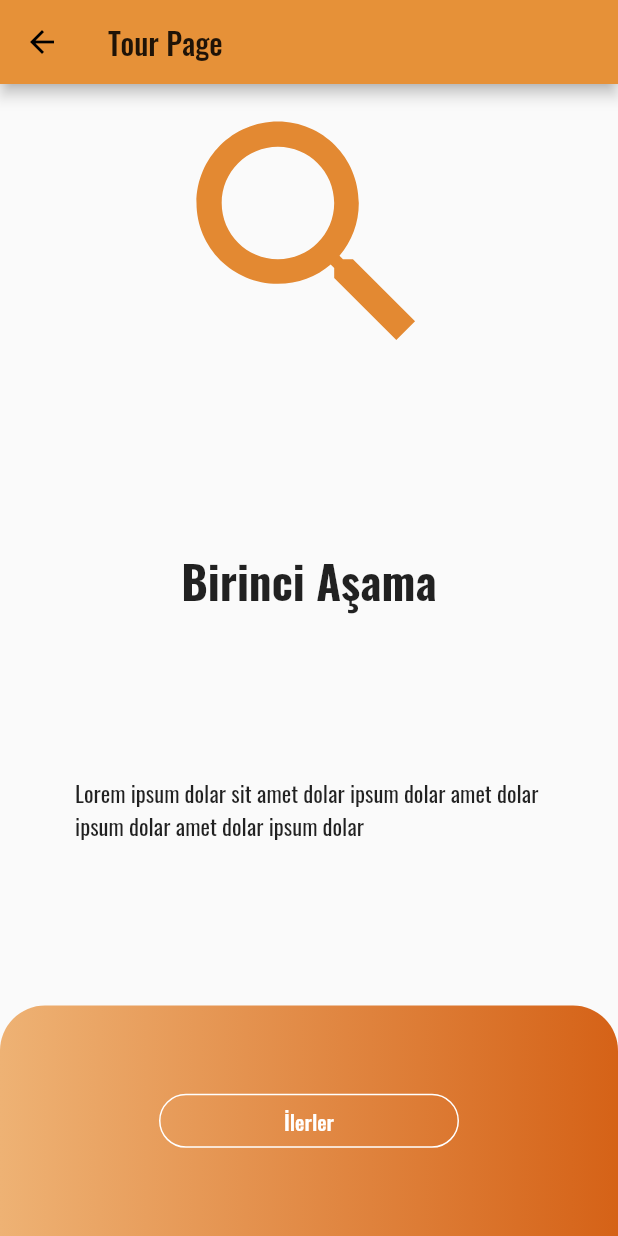
After one commit to AtillaPehlivan/soru-cevap-app, a Flutter app: the screen it shows once a user with an empty profile is signed in, after a tap on "Go Tour", on a phone screen of 412 x 824 dp. The commit adds this screen. Run offline on Flutter 3.47's test engine with Material 2 defaults, Android fonts, the phone set to English and light mode, and no system bars; our stand-ins replace firebase_auth, flutter_mobx, get_it, hive, mobx, progress_dialog; accounts and stored records are empty; generated files the repository leaves out were written again.

Commit message:
tour basic completed

```diff
--- a/lib/locator.dart
+++ b/lib/locator.dart
@@ -1,13 +1,16 @@
 import 'package:firebase_auth/firebase_auth.dart';
 import 'package:get_it/get_it.dart';
 import 'package:sorucevap/service/auth/firebase_auth.dart';
+import 'package:sorucevap/service/local/local_storage.dart';
 import 'package:sorucevap/store/theme/theme.dart';
 import 'package:sorucevap/store/user.dart';
 
-void setupLocator() {
+setupLocator() async {
   GetIt.I.registerLazySingleton(() => User());
 
   GetIt.I.registerLazySingleton(() => ThemeStore());
 
   GetIt.I.registerLazySingleton(() => Auth(firebaseAuth: FirebaseAuth.instance, userStore: GetIt.I.get<User>()));
+
+  await LocalStorage.instance.init();
 }
--- a/lib/main.dart
+++ b/lib/main.dart
@@ -13,8 +13,9 @@ import 'package:sorucevap/store/user.dart';
 import 'constants/strings.dart';
 import 'routes.dart';
 
-void main() {
-  setupLocator();
+void main() async {
+  WidgetsFlutterBinding.ensureInitialized();
+  await setupLocator();
   runApp(Main());
 }
 
--- a/lib/pages/home.dart
+++ b/lib/pages/home.dart
@@ -3,6 +3,7 @@ import 'package:flutter/material.dart';
 import 'package:flutter_mobx/flutter_mobx.dart';
 import 'package:provider/provider.dart';
 import 'package:sorucevap/service/auth/firebase_auth.dart';
+import 'package:sorucevap/service/local/local_storage.dart';
 import 'package:sorucevap/store/theme/theme.dart';
 import 'package:sorucevap/store/user.dart';
 
@@ -72,6 +73,11 @@ class _HomeState extends State<Home> {
               Observer(builder: (context) {
                 return Switch(value: _themeStore.isDark, onChanged: (data) => {_themeStore.toggleTheme()});
               }),
+              Text("DarkMode : " + _themeStore.isDark.toString()),
+              RaisedButton(
+                onPressed: () => Navigator.of(context).pushNamed("/tour"),
+                child: Text("Go Tour"),
+              )
             ],
           ),
         ),
--- a/lib/pages/splash/splash.dart
+++ /dev/null
@@ -1,19 +0,0 @@
-import 'package:flutter/material.dart';
-
-class SplashPage extends StatefulWidget {
-  @override
-  _SplashPageState createState() => _SplashPageState();
-}
-
-class _SplashPageState extends State<SplashPage> {
-  @override
-  Widget build(BuildContext context) {
-    return Scaffold(
-      body: Container(
-        child: Row(
-          children: <Widget>[Text("splash")],
-        ),
-      ),
-    );
-  }
-}
--- /dev/null
+++ b/lib/pages/tour/tour.dart
@@ -0,0 +1,182 @@
+import 'package:flutter/cupertino.dart';
+import 'package:flutter/material.dart';
+import 'package:sorucevap/constants/colors.dart';
+import 'package:sorucevap/constants/widgets.dart';
+
+class TourPage extends StatelessWidget {
+  PageController _pageController;
+
+  @override
+  Widget build(BuildContext context) {
+    _pageController = new PageController();
+    return Scaffold(
+      resizeToAvoidBottomInset: false,
+      appBar: AppBar(title: Text("Tour Page")),
+      body: PageView(
+        physics: NeverScrollableScrollPhysics(),
+        controller: _pageController,
+        scrollDirection: Axis.horizontal,
+        children: <Widget>[tourOne(), tourTwo(), tourThree(context)],
+      ),
+    );
+  }
+
+  Widget tourOne() {
+    return Column(
+      mainAxisAlignment: MainAxisAlignment.spaceBetween,
+      children: <Widget>[
+        Flexible(
+          flex: 2,
+          child: Icon(
+            Icons.search,
+            size: 200,
+            color: AppColors.orange[600],
+          ),
+        ),
+        Flexible(
+          child: Text(
+            "Birinci Aşama",
+            style: TextStyle(fontSize: 30, fontWeight: FontWeight.w700),
+          ),
+        ),
+        Flexible(
+          child: Padding(
+            padding: const EdgeInsets.only(right: 50, left: 50),
+            child: Text(
+              "Lorem ipsum dolar sit amet dolar ipsum dolar amet dolar ipsum dolar amet dolar ipsum dolar",
+              style: TextStyle(fontSize: 15),
+            ),
+          ),
+        ),
+        Flexible(
+          child: Container(
+            decoration: BoxDecoration(
+                borderRadius: BorderRadius.only(topLeft: Radius.circular(30), topRight: Radius.circular(30)),
+                gradient:
+                    LinearGradient(colors: [AppColors.orange[300], AppColors.orange[900]], begin: Alignment.centerLeft, end: Alignment.centerRight)),
+            child: Center(
+              child: Container(
+                width: 200,
+                child: RaisedButton(
+                  elevation: 0,
+                  shape: RoundedRectangleBorder(borderRadius: BorderRadius.all(Radius.circular(30)), side: BorderSide(color: Colors.white)),
+                  textColor: Colors.white,
+                  color: Colors.transparent,
+                  disabledElevation: 0,
+                  onPressed: () => {_pageController.animateToPage(1, duration: Duration(milliseconds: 800), curve: Curves.easeInOut)},
+                  child: Text("İlerler"),
+                ),
+              ),
+            ),
+          ),
+        ),
+      ],
+    );
+  }
+
+  Widget tourTwo() {
+    return Column(
+      mainAxisAlignment: MainAxisAlignment.spaceBetween,
+      children: <Widget>[
+        Flexible(
+          flex: 2,
+          child: Icon(
+            Icons.search,
+            size: 200,
+            color: AppColors.orange[600],
+          ),
+        ),
+        Flexible(
+          child: Text(
+            "İkinci Aşama",
+            style: TextStyle(fontSize: 30, fontWeight: FontWeight.w700),
+          ),
+        ),
+        Flexible(
+          child: Padding(
+            padding: const EdgeInsets.only(right: 50, left: 50),
+            child: Text(
+              "Lorem ipsum dolar sit amet dolar ipsum dolar amet dolar ipsum dolar amet dolar ipsum dolar",
+              style: TextStyle(fontSize: 15),
+            ),
+          ),
+        ),
+        Flexible(
+          child: Container(
+            decoration: BoxDecoration(
+                borderRadius: BorderRadius.only(topLeft: Radius.circular(30), topRight: Radius.circular(30)),
+                gradient:
+                    LinearGradient(colors: [AppColors.orange[300], AppColors.orange[900]], begin: Alignment.centerLeft, end: Alignment.centerRight)),
+            child: Center(
+              child: Container(
+                width: 200,
+                child: RaisedButton(
+                  elevation: 0,
+                  shape: RoundedRectangleBorder(borderRadius: BorderRadius.all(Radius.circular(30)), side: BorderSide(color: Colors.white)),
+                  textColor: Colors.white,
+                  color: Colors.transparent,
+                  disabledElevation: 0,
+                  onPressed: () => {_pageController.animateToPage(2, duration: Duration(milliseconds: 800), curve: Curves.easeInOut)},
+                  child: Text("İlerler"),
+                ),
+              ),
+            ),
+          ),
+        ),
+      ],
+    );
+  }
+
+  Widget tourThree(BuildContext context) {
+    return Column(
+      mainAxisAlignment: MainAxisAlignment.spaceBetween,
+      children: <Widget>[
+        Flexible(
+          flex: 2,
+          child: Icon(
+            Icons.search,
+            size: 200,
+            color: AppColors.orange[600],
+          ),
+        ),
+        Flexible(
+          child: Text(
+            "Üçüncü Aşama",
+            style: TextStyle(fontSize: 30, fontWeight: FontWeight.w700),
+          ),
+        ),
+        Flexible(
+          child: Padding(
+            padding: const EdgeInsets.only(right: 50, left: 50),
+            child: Text(
+              "Lorem ipsum dolar sit amet dolar ipsum dolar amet dolar ipsum dolar amet dolar ipsum dolar",
+              style: TextStyle(fontSize: 15),
+            ),
+          ),
+        ),
+        Flexible(
+          child: Container(
+            decoration: BoxDecoration(
+                borderRadius: BorderRadius.only(topLeft: Radius.circular(30), topRight: Radius.circular(30)),
+                gradient:
+                    LinearGradient(colors: [AppColors.orange[300], AppColors.orange[900]], begin: Alignment.centerLeft, end: Alignment.centerRight)),
+            child: Center(
+              child: Container(
+                width: 200,
+                child: RaisedButton(
+                  elevation: 0,
+                  shape: RoundedRectangleBorder(borderRadius: BorderRadius.all(Radius.circular(30)), side: BorderSide(color: Colors.white)),
+                  textColor: Colors.white,
+                  color: Colors.transparent,
+                  disabledElevation: 0,
+                  onPressed: () => {Navigator.of(context).pop()},
+                  child: Text("Bitir"),
+                ),
+              ),
+            ),
+          ),
+        ),
+      ],
+    );
+  }
+}
--- a/lib/routes.dart
+++ b/lib/routes.dart
@@ -1,18 +1,18 @@
 import 'package:flutter/material.dart';
 import 'package:sorucevap/pages/home.dart';
 import 'package:sorucevap/pages/login/login.dart';
-import 'package:sorucevap/pages/splash/splash.dart';
+import 'package:sorucevap/pages/tour/tour.dart';
 
 class Routes {
   Routes._();
 
-  static const String splash = '/tour';
+  static const String tour = '/tour';
   static const String login = '/login';
   static const String home = '/home';
 
   static final routes = <String, WidgetBuilder>{
     home: (BuildContext context) => Home(),
-    splash: (BuildContext context) => SplashPage(),
+    tour: (BuildContext context) => TourPage(),
     login: (BuildContext context) => Login(),
   };
 }
--- /dev/null
+++ b/lib/service/local/local_storage.dart
@@ -0,0 +1,36 @@
+import 'dart:async';
+import 'dart:io';
+
+import 'package:hive/hive.dart';
+import 'package:path_provider/path_provider.dart';
+
+class LocalStorage {
+  static LocalStorage _instance = LocalStorage._private();
+
+  LocalStorage._private();
+
+  Box _hiveBox;
+
+  Future<void> init() async {
+    Directory appDir = await getApplicationDocumentsDirectory();
+
+    Hive.init(appDir.path);
+    _hiveBox = await Hive.openBox("soru_cevap");
+
+    if (_hiveBox.get("mode") == null) {
+      _hiveBox.put("mode", false);
+    }
+
+    if (_hiveBox.get("has_tour") == null) {
+      _hiveBox.put("has_tour", false);
+    }
+  }
+
+  Box get hive => _hiveBox;
+
+  changeLocalThemeMode(bool data) {
+    _hiveBox.put("mode", data);
+  }
+
+  static LocalStorage get instance => _instance;
+}
--- a/lib/store/theme/theme.dart
+++ b/lib/store/theme/theme.dart
@@ -1,5 +1,6 @@
 
 import 'package:mobx/mobx.dart';
+import 'package:sorucevap/service/local/local_storage.dart';
 
 part 'theme.g.dart';
 
@@ -9,10 +10,11 @@ class ThemeStore = _ThemeStore with _$ThemeStore;
 
 abstract class _ThemeStore with Store {
   @observable
-  bool isDark = false;
+  bool isDark = LocalStorage.instance.hive.get("mode");
 
   @action
   void toggleTheme() {
     this.isDark = !this.isDark;
+    LocalStorage.instance.changeLocalThemeMode(this.isDark);
   }
 }
--- a/pubspec.yaml
+++ b/pubspec.yaml
@@ -27,6 +27,8 @@ dependencies:
   provider: ^4.0.5+1
   get_it: ^4.0.2
   progress_dialog: ^1.2.2
+  hive: ^1.4.1+1
+  path_provider: ^1.6.8
 
 
 
```
Also changed, not shown: pubspec.lock.
